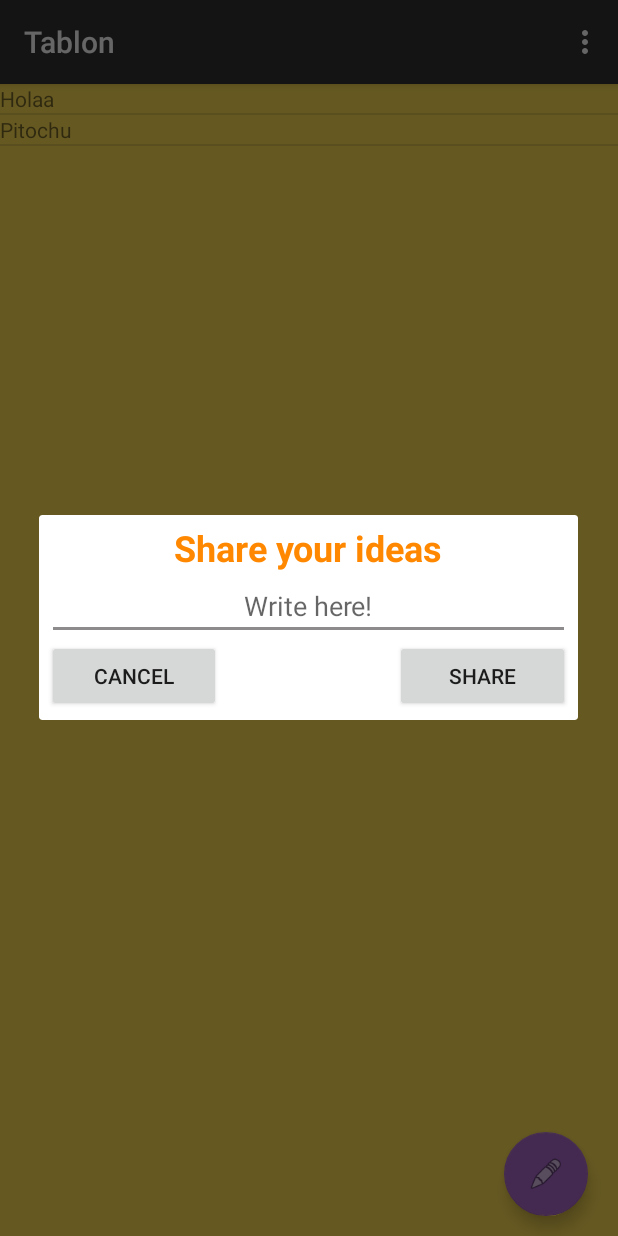
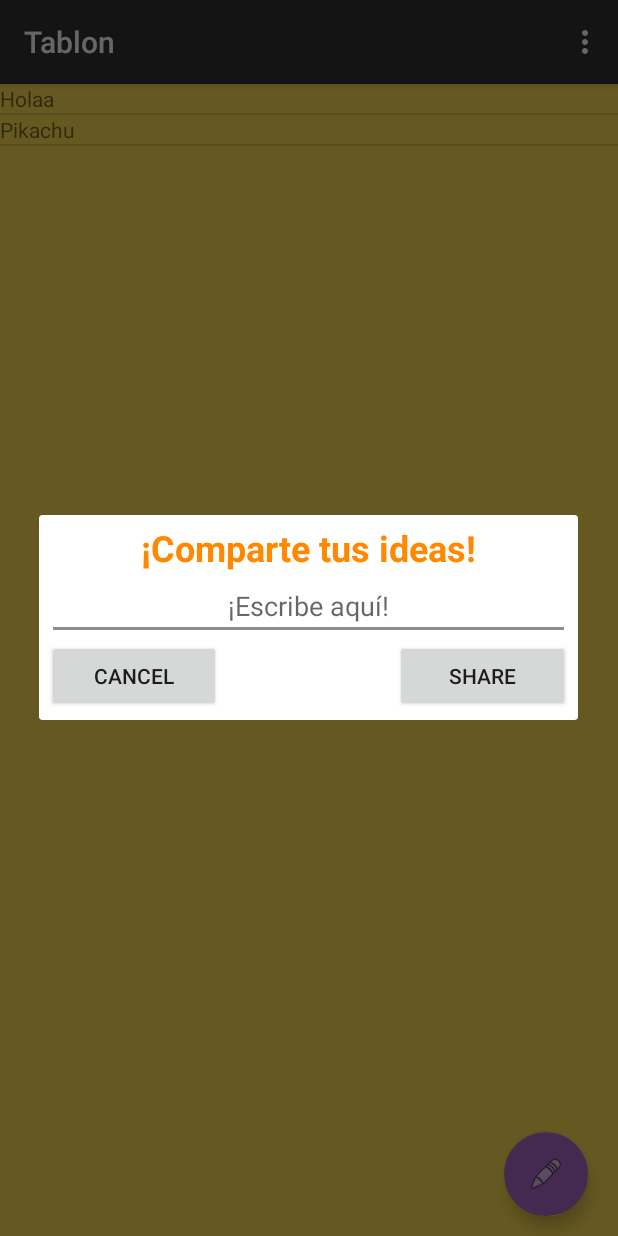
Before and after one commit to sebasexy/secret2, an Android app: the screen it shows after launch (MainActivity), after a tap on an icon or button, on a phone screen of 412 x 824 dp. Run offline under Robolectric (Android 15) with nearby library versions, the light colour scheme and no system bars; Roboto replaces fonts that are not available here.

Commit message:
First sprint

```diff
--- a/Android/app/src/main/java/com/watsalacanoa/secretv2/MainActivity.kt
+++ b/Android/app/src/main/java/com/watsalacanoa/secretv2/MainActivity.kt
@@ -5,23 +5,23 @@ import android.os.Bundle
 import android.support.v7.app.AlertDialog
 import android.support.v7.app.AppCompatActivity
 import android.support.v7.widget.Toolbar
+import android.util.Log
 import android.view.*
 import android.widget.*
 
 class MainActivity : AppCompatActivity() {
 
-    private class Content(mContext: Context, list_elements: ArrayList<String>)
-        : ArrayAdapter<String>(mContext,0, list_elements){
+    private class Content(mContext: Context, listElements: ArrayList<String>)
+        : ArrayAdapter<String>(mContext,0, listElements){
 
-        private val inflator = mContext.getSystemService(Context.LAYOUT_INFLATER_SERVICE) as LayoutInflater
+        private val inflater = mContext.getSystemService(Context.LAYOUT_INFLATER_SERVICE) as LayoutInflater
 
         override fun getView(position: Int, convertView: View?,parent: ViewGroup?): View {
-
             val element = getItem(position)
 
             var listItem = convertView
             if(listItem == null)
-                listItem = inflator.inflate(R.layout.post, parent, false)
+                listItem = inflater.inflate(R.layout.post, parent, false)
 
             val contentText = listItem!!.findViewById<TextView>(R.id.content)
             contentText.text = element
@@ -34,7 +34,7 @@ class MainActivity : AppCompatActivity() {
         val elementsArray = ArrayList<String>()
 
         elementsArray.add("Holaa")
-        elementsArray.add("Pitochu")
+        elementsArray.add("Pikachu")
 
         super.onCreate(savedInstanceState)
         setContentView(R.layout.activity_main)
@@ -61,7 +61,9 @@ class MainActivity : AppCompatActivity() {
 
             btnShare.setOnClickListener{
                 if(!mComment.text.isEmpty()){
-                    Toast.makeText(this, mComment.text, Toast.LENGTH_SHORT).show()
+                    runOnUiThread {
+                        elementsArray.add(mComment.text.toString())
+                    }
                     alert.cancel()
                 }
             }
--- a/Android/app/src/main/res/layout/dialog_new_comment.xml
+++ b/Android/app/src/main/res/layout/dialog_new_comment.xml
@@ -12,7 +12,7 @@
         android:layout_width="match_parent"
         android:layout_height="wrap_content"
         android:fontFamily="@font/bubbler_one"
-        android:text="Share your ideas"
+        android:text="¡Comparte tus ideas!"
         android:textAlignment="center"
         android:textColor="@android:color/holo_orange_dark"
         android:textSize="24sp"
@@ -23,7 +23,7 @@
         android:id="@+id/idTextNewComment"
         android:layout_width="match_parent"
         android:layout_height="wrap_content"
-        android:hint="Write here!"
+        android:hint="¡Escribe aquí!"
         android:singleLine="false"
         android:textAlignment="center"
         android:textSize="18sp" />
```
